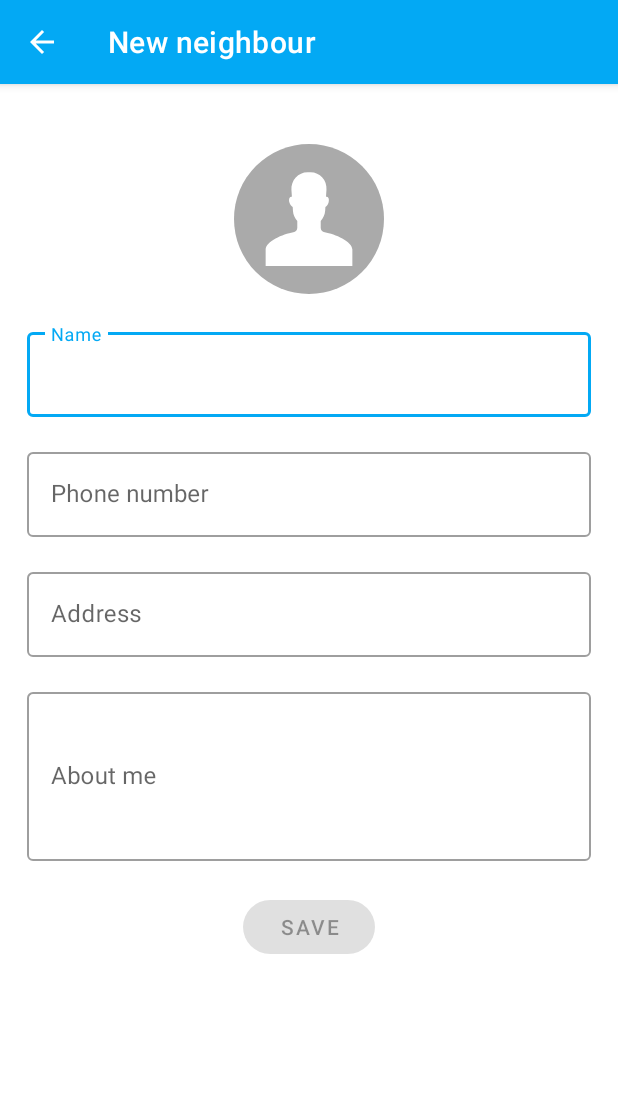
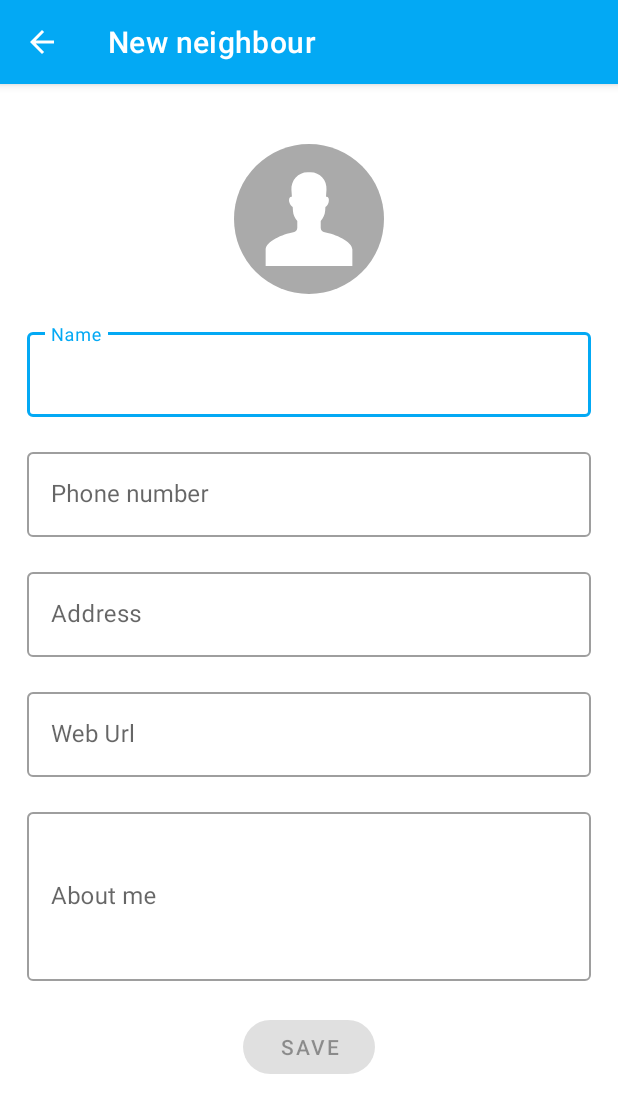
Before and after one commit to unamegit-cyber/Entrevoisins, an Android app: the AddNeighbourActivity screen opened directly, with no data from a screen before it, on a phone screen of 412 x 824 dp. Shown: the top 1113 px of the screen. Run offline under Robolectric (Android 15) with nearby library versions, the phone set to English and light mode, and no system bars; our stand-ins replace ButterKnife; pictures from the network do not load.

```diff
--- a/app/src/main/java/com/openclassrooms/entrevoisins/ui/neighbour_list/AddNeighbourActivity.java
+++ b/app/src/main/java/com/openclassrooms/entrevoisins/ui/neighbour_list/AddNeighbourActivity.java
@@ -35,6 +35,8 @@ public class AddNeighbourActivity extends AppCompatActivity {
     TextInputLayout addressInput;
     @BindView(R.id.aboutMeLyt)
     TextInputLayout aboutMeInput;
+    @BindView(R.id.webUrlLyt)
+    TextInputLayout webUrlInput;
     @BindView(R.id.create)
     MaterialButton addButton;
 
@@ -87,7 +89,9 @@ public class AddNeighbourActivity extends AppCompatActivity {
                 mNeighbourImage,
                 addressInput.getEditText().getText().toString(),
                 phoneInput.getEditText().getText().toString(),
-                aboutMeInput.getEditText().getText().toString()
+                webUrlInput.getEditText().getText().toString(),
+                aboutMeInput.getEditText().getText().toString(),
+                false
         );
         mApiService.createNeighbour(neighbour);
         finish();
--- a/app/src/main/java/com/openclassrooms/entrevoisins/ui/neighbour_list/MyNeighbourRecyclerViewAdapter.java
+++ b/app/src/main/java/com/openclassrooms/entrevoisins/ui/neighbour_list/MyNeighbourRecyclerViewAdapter.java
@@ -1,5 +1,6 @@
 package com.openclassrooms.entrevoisins.ui.neighbour_list;
 
+import android.annotation.SuppressLint;
 import android.content.Intent;
 import android.support.constraint.ConstraintLayout;
 import android.support.v7.widget.RecyclerView;
@@ -39,7 +40,7 @@ public class MyNeighbourRecyclerViewAdapter extends RecyclerView.Adapter<MyNeigh
     }
 
     @Override
-    public void onBindViewHolder(final ViewHolder holder, int position) {
+    public void onBindViewHolder(final ViewHolder holder, @SuppressLint("RecyclerView") int position) {
         Neighbour neighbour = mNeighbours.get(position);
         holder.mNeighbourName.setText(neighbour.getName());
         Glide.with(holder.mNeighbourAvatar.getContext())
@@ -80,7 +81,6 @@ public class MyNeighbourRecyclerViewAdapter extends RecyclerView.Adapter<MyNeigh
         @BindView(R.id.item_neighbour)
         public ConstraintLayout mItemNeighbour;
 
-
         public ViewHolder(View view) {
             super(view);
             ButterKnife.bind(this, view);
--- a/app/src/main/res/layout/activity_add_neighbour.xml
+++ b/app/src/main/res/layout/activity_add_neighbour.xml
@@ -71,6 +71,22 @@
         </android.support.design.widget.TextInputLayout>
 
         <android.support.design.widget.TextInputLayout
+            android:id="@+id/webUrlLyt"
+            style="@style/Widget.MaterialComponents.TextInputLayout.OutlinedBox"
+            android:layout_width="match_parent"
+            android:layout_height="wrap_content"
+            android:layout_marginTop="18dp">
+
+            <android.support.design.widget.TextInputEditText
+                android:id="@+id/webUrl"
+                android:layout_width="match_parent"
+                android:layout_height="wrap_content"
+                android:ems="10"
+                android:hint="Web Url"
+                android:inputType="text" />
+        </android.support.design.widget.TextInputLayout>
+
+        <android.support.design.widget.TextInputLayout
             android:id="@+id/aboutMeLyt"
             style="@style/Widget.MaterialComponents.TextInputLayout.OutlinedBox"
             android:layout_width="match_parent"
--- a/app/src/main/res/layout/activity_detail_neighbour.xml
+++ b/app/src/main/res/layout/activity_detail_neighbour.xml
@@ -135,6 +135,7 @@
             android:layout_marginStart="10dp"
             android:layout_marginTop="10dp"
             android:layout_marginEnd="10dp"
+            android:layout_marginBottom="10dp"
             android:background="@drawable/rounded_shape"
             app:layout_constraintTop_toBottomOf="@id/item_detail_frame2"
             app:layout_constraintStart_toStartOf="@id/item_detail_frame2"
```
Also changed, not shown: app/src/main/java/com/openclassrooms/entrevoisins/model/Neighbour.java (+27 -1 lines), app/src/main/java/com/openclassrooms/entrevoisins/service/DummyNeighbourGenerator.java (+12 -12 lines), app/src/main/java/com/openclassrooms/entrevoisins/ui/neighbour_list/DetailNeighbourActivity.java (+19 -23 lines), app/src/main/java/com/openclassrooms/entrevoisins/ui/neighbour_list/ListNeighbourActivity.java (+17 -0 lines).
